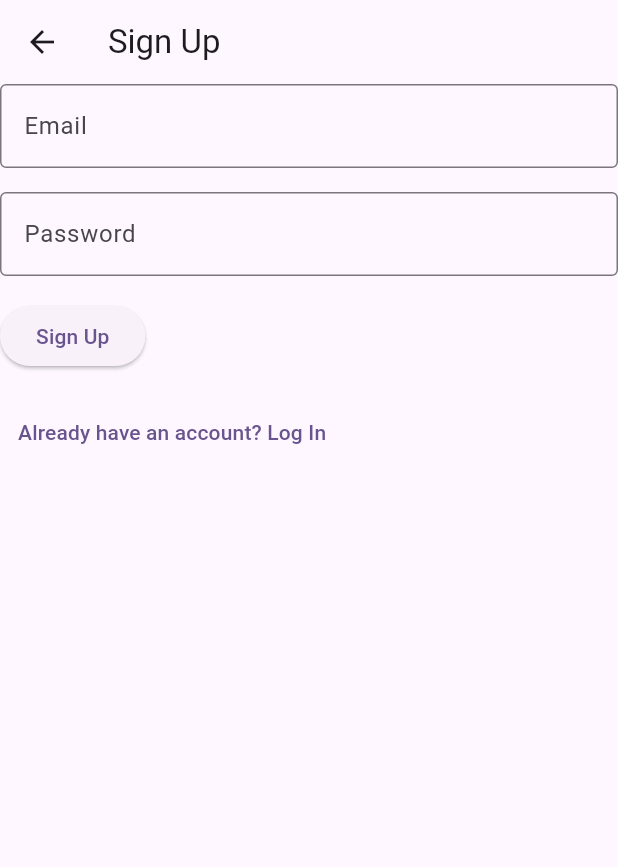
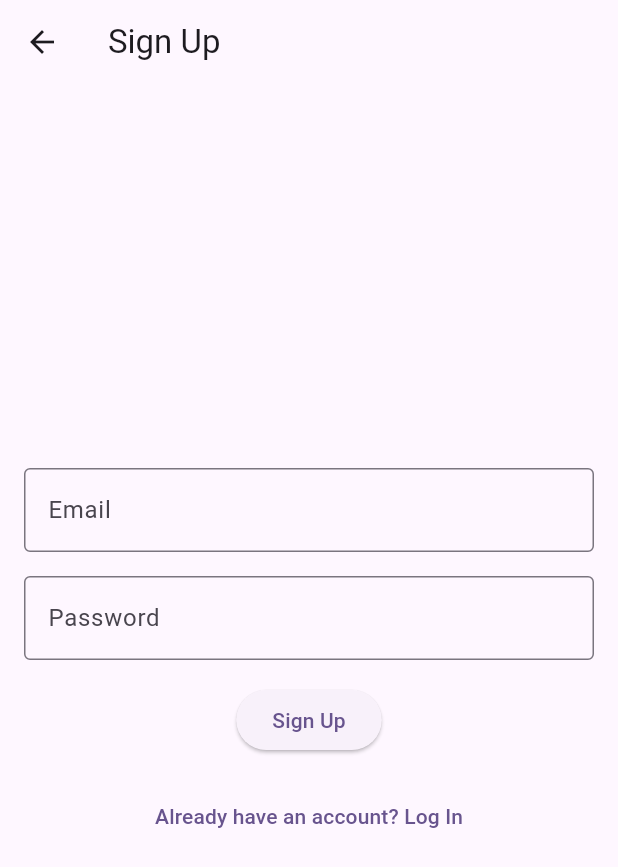
Before and after one commit to yvettegahamanyi/notes-taking-app, a Flutter app: the SignUpPage screen opened by its route, on a phone screen of 412 x 824 dp. Shown: the top 867 px of the screen. Run offline on Flutter 3.47's test engine with Material 3 defaults, Android fonts, the phone set to English and light mode, and no system bars; our stand-ins replace cloud_firestore, firebase_auth, firebase_core, flutter_bloc; accounts and stored records are empty.

Commit message:
ch: signup page

```diff
--- a/lib/screens/signup.dart
+++ b/lib/screens/signup.dart
@@ -35,10 +35,13 @@ class _SignUpPageState extends State<SignUpPage> {
             Navigator.pushReplacementNamed(context, '/verify-email');
           }
         },
+        child: Padding(
+          padding: const EdgeInsets.all(16.0),
           child: Form(
             key: _formKey,
             child: Column(
-            crossAxisAlignment: CrossAxisAlignment.start,
+              crossAxisAlignment: CrossAxisAlignment.center,
+              mainAxisAlignment: MainAxisAlignment.center,
               children: [
                 // Email Field
                 TextFormField(
@@ -115,6 +118,7 @@ class _SignUpPageState extends State<SignUpPage> {
             ),
           ),
         ),
+      ),
     );
   }
 }
```
Lines whose indentation alone changed are shown as unchanged.
